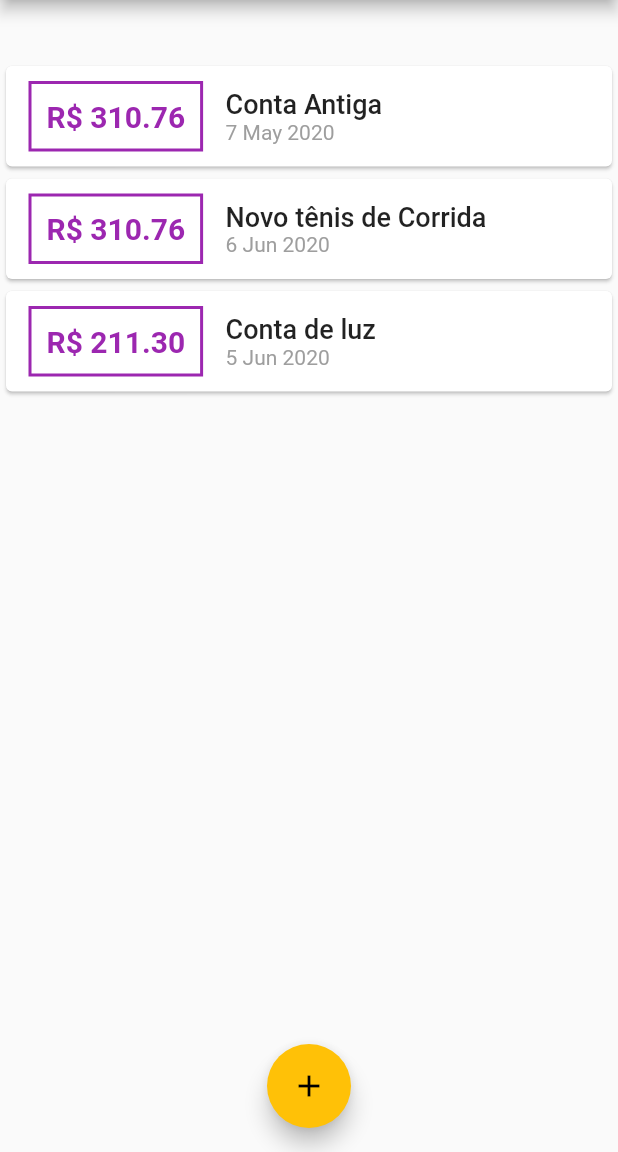
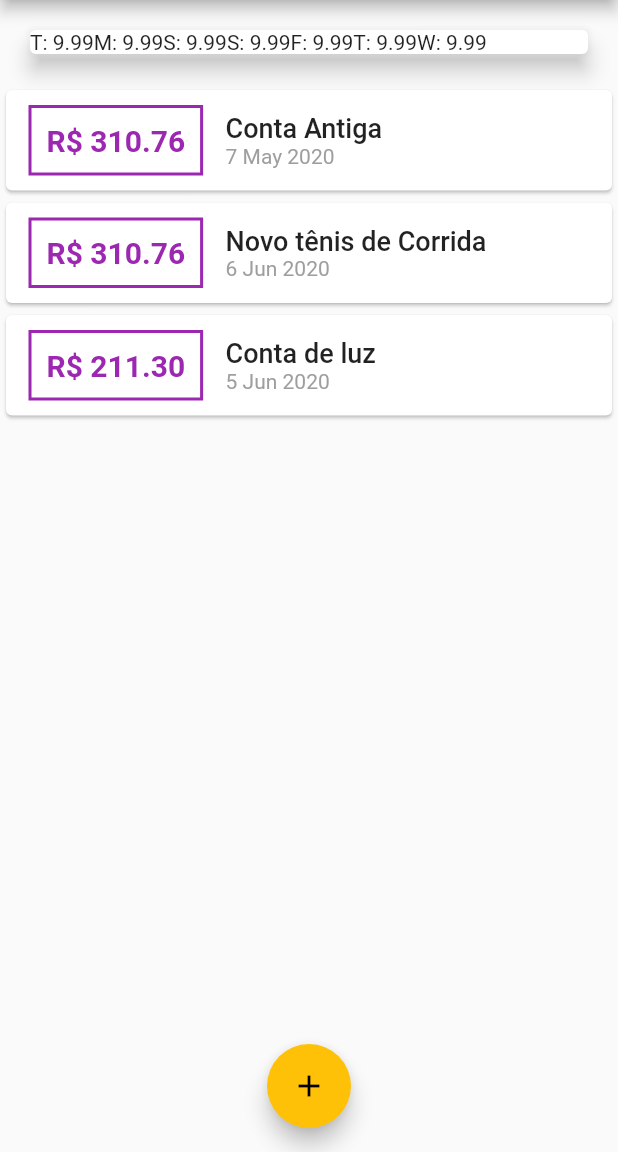
Before and after one commit to luisgs7/expenses, a Flutter app: the screen it shows after launch, on a phone screen of 412 x 824 dp, the part 84-1236 px from its top. Run offline on Flutter 3.47's test engine with Material 2 defaults, Android fonts, the phone set to English and light mode, and no system bars; Roboto replaces fonts that are missing (OpenSans).

Commit message:
Adding groupedTransactions to the chart.dart component

```diff
--- a/lib/components/chart.dart
+++ b/lib/components/chart.dart
@@ -18,9 +18,6 @@ class Chart extends StatelessWidget {
         bool sameDay = recentTransaction[i].date.day == weekDay.day;
         bool sameMonth = recentTransaction[i].date.month == weekDay.month;
         bool sameYear = recentTransaction[i].date.year == weekDay.year;
-
-        print(DateFormat.E().format(weekDay)[0]);
-        print(totalsum);
 
         if (sameDay && sameMonth && sameYear) {
           totalsum += recentTransaction[i].value;
@@ -43,7 +40,9 @@ class Chart extends StatelessWidget {
       elevation: 6,
       margin: EdgeInsets.all(20),
       child: Row(
-        children: <Widget>[],
+        children: groupedTransactions.map((tr) {
+          return Text("${tr['day']}: ${tr['value']}");
+        }).toList(),
       ),
     );
   }
```
Also changed, not shown: lib/components/chart_bar.dart (added, +8 -0 lines).
